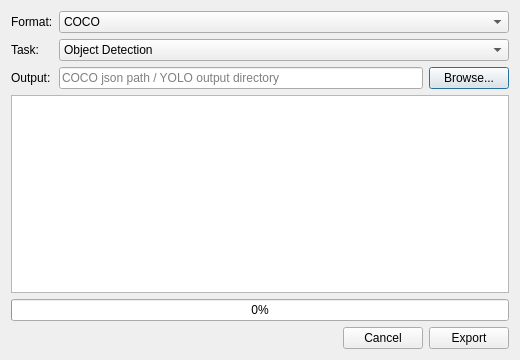
Qt form resources/ui/dialog_export.ui (ZhengGroupLZU/ZLabel) before a commit.
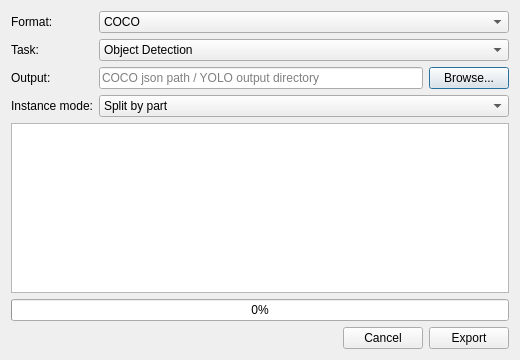
The same form after that commit.

```diff
--- a/resources/ui/dialog_export.ui
+++ b/resources/ui/dialog_export.ui
@@ -86,10 +86,31 @@
      </item>
     </layout>
    </item>
-   <item row="3" column="0" colspan="2">
-    <widget class="QTextBrowser" name="textBrowser"/>
+   <item row="3" column="0">
+    <widget class="QLabel" name="label_inst">
+     <property name="text">
+      <string>Instance mode:</string>
+     </property>
+    </widget>
+   </item>
+   <item row="3" column="1">
+    <widget class="QComboBox" name="cmbox_inst">
+     <item>
+      <property name="text">
+       <string>Split by part</string>
+      </property>
+     </item>
+     <item>
+      <property name="text">
+       <string>Merge by instance</string>
+      </property>
+     </item>
+    </widget>
    </item>
    <item row="4" column="0" colspan="2">
+    <widget class="QTextBrowser" name="textBrowser"/>
+   </item>
+   <item row="5" column="0" colspan="2">
     <widget class="QProgressBar" name="progressBar">
      <property name="maximum">
       <number>100</number>
@@ -99,7 +120,7 @@
      </property>
     </widget>
    </item>
-   <item row="5" column="1">
+   <item row="6" column="1">
     <layout class="QHBoxLayout" name="horizontalLayout_2">
      <item>
       <spacer name="horizontalSpacer">
```
